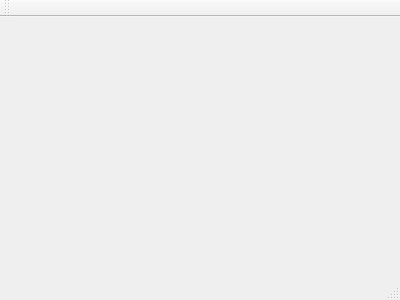
Above: Desktop App/TwoKey/mainwindow.ui from Satharus/TwoKey before the change. Below: the same form after it.
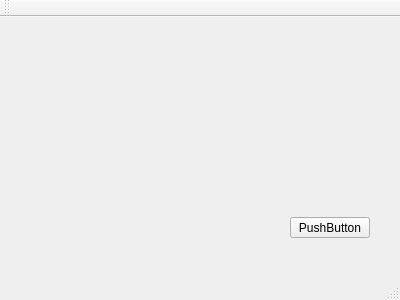
That is the form after the change.

Commit message: Communication works for now, but requires a couple of button clicks to get it working at first.

```diff
--- a/Desktop App/TwoKey/mainwindow.ui
+++ b/Desktop App/TwoKey/mainwindow.ui
@@ -30,6 +30,19 @@
      <string/>
     </property>
    </widget>
+   <widget class="QPushButton" name="pushButton">
+    <property name="geometry">
+     <rect>
+      <x>290</x>
+      <y>200</y>
+      <width>80</width>
+      <height>21</height>
+     </rect>
+    </property>
+    <property name="text">
+     <string>PushButton</string>
+    </property>
+   </widget>
   </widget>
   <widget class="QMenuBar" name="menuBar">
    <property name="geometry">
```
Left out of the diff: 2 changed lines with no effect on the pictures. The commit also changes 5 other files.
